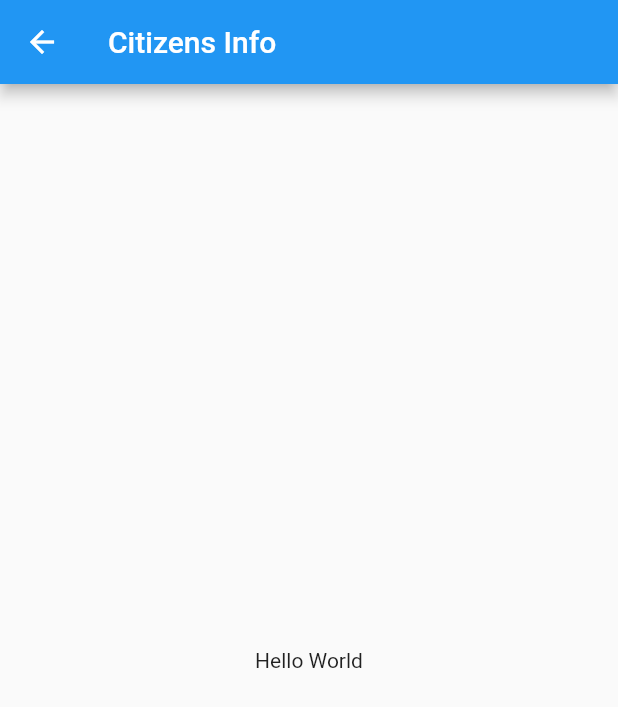
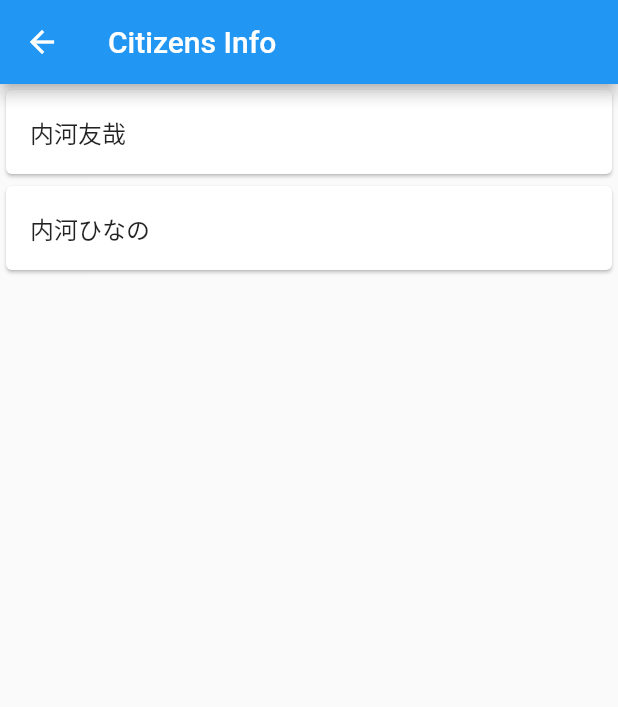
Before and after one commit to a5chin/kairanban, a Flutter app: the Citizens screen opened directly, on a phone screen of 412 x 824 dp. Shown: the top 707 px of the screen. Run offline on Flutter 3.47's test engine with Material 2 defaults, Android fonts, the phone set to English and light mode, and no system bars; our stand-ins replace carousel_slider, google_nav_bar; network calls fail.

Commit message:
create citizens's page

```diff
--- a/lib/page/citizens.dart
+++ b/lib/page/citizens.dart
@@ -1,16 +1,32 @@
 import 'package:flutter/material.dart';
+import 'package:kairanban/page/status.dart';
 
 class Citizens extends StatelessWidget {
   @override
   Widget build(BuildContext context) {
+    const List<String> _names = ['内河友哉', '内河ひなの'];
+
     return Scaffold(
       appBar: AppBar(
         title: Text('Citizens Info'),
       ),
       body: Center(
         child: Container(
-          child: Text('Hello World'),
-        ),
+            child: ListView(children: <Widget>[
+          for (var i = 0; i < _names.length; i++)
+            Card(
+              child: ListTile(
+                title: Text(_names[i]),
+                onTap: () {
+                  Navigator.push(
+                    context,
+                    MaterialPageRoute(
+                        builder: (context) => StatusChecker(_names[i])),
+                  );
+                },
+              ),
+            ),
+        ])),
       ),
     );
   }
```
Also changed, not shown: lib/page/status.dart (added, +21 -0 lines).
